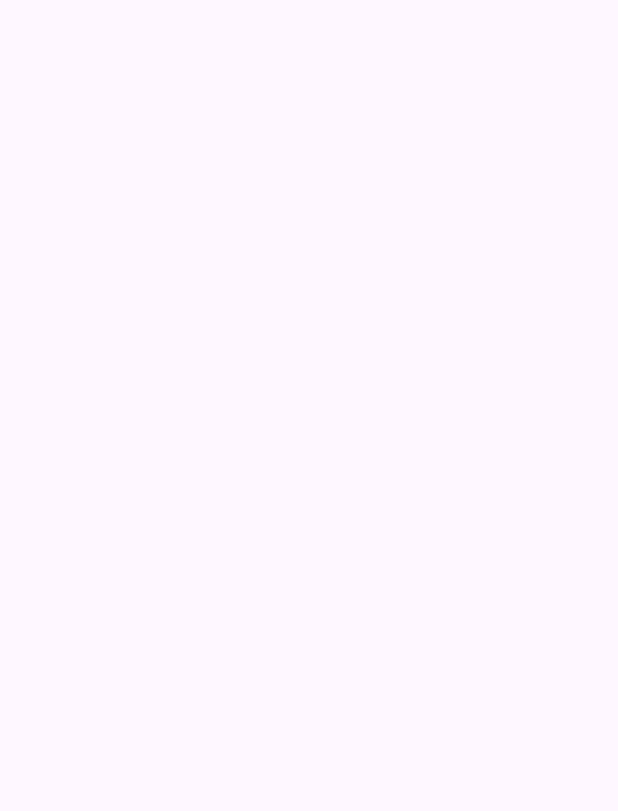
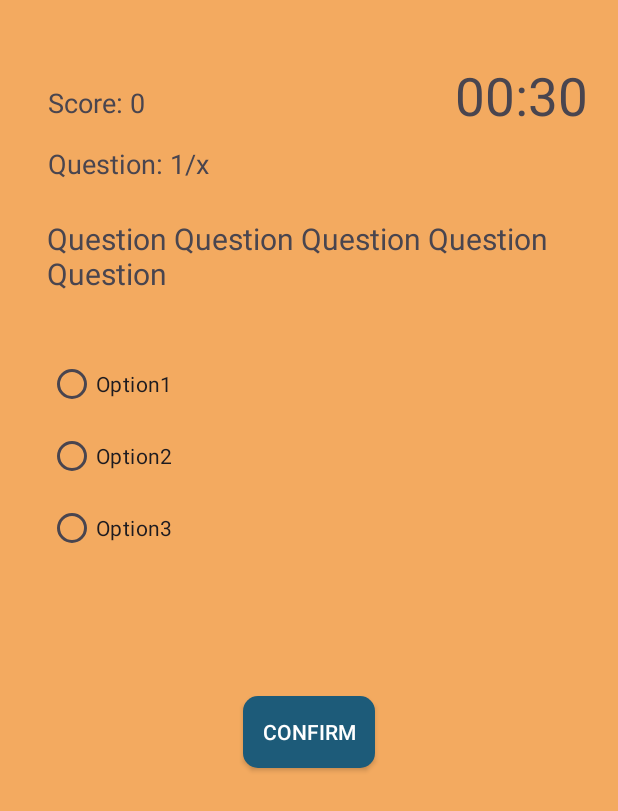
Before and after one commit to PraySSS/Quiz-Java-Android, an Android app: the QuizActivity screen opened directly, with no data from a screen before it, on a phone screen of 412 x 824 dp. Before the commit the part shown is empty. Shown: the top 811 px of the screen. Run offline under Robolectric (Android 15) with nearby library versions, the phone set to English and light mode, and no system bars.

```diff
--- a/app/src/main/res/layout/activity_quiz.xml
+++ b/app/src/main/res/layout/activity_quiz.xml
@@ -4,6 +4,98 @@
     xmlns:tools="http://schemas.android.com/tools"
     android:layout_width="match_parent"
     android:layout_height="match_parent"
+    android:background="@color/colorBackground"
+    android:padding="16dp"
     tools:context=".QuizActivity">
 
+    <TextView
+        android:id="@+id/txt_score"
+        android:layout_width="wrap_content"
+        android:layout_height="wrap_content"
+        android:layout_marginStart="16dp"
+        android:layout_marginTop="40dp"
+        android:text="Score: 0"
+        android:textSize="18sp"
+        app:layout_constraintStart_toStartOf="parent"
+        app:layout_constraintTop_toTopOf="parent" />
+
+    <TextView
+        android:id="@+id/txt_view_quiz_count"
+        android:layout_width="wrap_content"
+        android:layout_height="wrap_content"
+        android:layout_marginTop="16dp"
+        android:text="Question: 1/x"
+        android:textSize="18sp"
+        app:layout_constraintStart_toStartOf="@+id/txt_score"
+        app:layout_constraintTop_toBottomOf="@+id/txt_score" />
+
+    <TextView
+        android:id="@+id/txt_countdown"
+        android:layout_width="wrap_content"
+        android:layout_height="wrap_content"
+        android:layout_marginTop="24dp"
+        android:layout_marginEnd="4dp"
+        android:text="00:30"
+        android:textSize="35sp"
+        app:layout_constraintEnd_toEndOf="parent"
+        app:layout_constraintTop_toTopOf="parent" />
+
+    <RadioGroup
+        android:id="@+id/radio_group"
+        android:layout_width="wrap_content"
+        android:layout_height="wrap_content"
+        android:layout_marginStart="16dp"
+        android:layout_marginTop="36dp"
+        app:layout_constraintEnd_toEndOf="parent"
+        app:layout_constraintHorizontal_bias="0.0"
+        app:layout_constraintStart_toStartOf="parent"
+        app:layout_constraintTop_toBottomOf="@+id/txt_question">
+
+        <RadioButton
+            android:id="@+id/radio_btn1"
+            android:layout_width="match_parent"
+            android:layout_height="wrap_content"
+            android:text="Option1" />
+
+        <RadioButton
+            android:id="@+id/radio_btn2"
+            android:layout_width="match_parent"
+            android:layout_height="wrap_content"
+            android:text="Option2" />
+
+        <RadioButton
+            android:id="@+id/radio_btn3"
+            android:layout_width="match_parent"
+            android:layout_height="wrap_content"
+            android:minHeight="48dp"
+            android:text="Option3" />
+    </RadioGroup>
+
+    <TextView
+        android:id="@+id/txt_question"
+        android:layout_width="350dp"
+        android:layout_height="wrap_content"
+        android:layout_marginStart="16dp"
+        android:layout_marginTop="24dp"
+        android:layout_marginEnd="16dp"
+        android:text="Question Question Question Question Question"
+        android:textSize="20sp"
+        app:layout_constraintEnd_toEndOf="parent"
+        app:layout_constraintHorizontal_bias="0.507"
+        app:layout_constraintStart_toStartOf="parent"
+        app:layout_constraintTop_toBottomOf="@+id/txt_view_quiz_count" />
+
+    <androidx.appcompat.widget.AppCompatButton
+        android:id="@+id/btn_confirm"
+        android:layout_width="wrap_content"
+        android:layout_height="wrap_content"
+        android:layout_marginTop="88dp"
+        android:background="@drawable/primary_btn"
+        android:text="CONFIRM"
+        android:textColor="@color/white"
+        app:layout_constraintEnd_toEndOf="parent"
+        app:layout_constraintStart_toStartOf="parent"
+        app:layout_constraintTop_toBottomOf="@+id/radio_group" />
+
+
 </androidx.constraintlayout.widget.ConstraintLayout>
--- a/app/src/main/res/values/colors.xml
+++ b/app/src/main/res/values/colors.xml
@@ -3,7 +3,7 @@
     <color name="black">#FF000000</color>
     <color name="white">#FFFFFFFF</color>
     <color name="colorPrimary">#1D5B79</color>
-    <color name="colorPrimaryDark">#468B97</color>
+    <color name="colorSecondPrimary">#468B97</color>
     <color name="colorAccent">#EF6262</color>
 
     <color name="colorBackground">#F3AA60</color>
--- a/app/src/main/res/values/themes.xml
+++ b/app/src/main/res/values/themes.xml
@@ -2,7 +2,7 @@
     <!-- Base application theme. -->
     <style name="Base.Theme.SQLiteQuiz" parent="Theme.Material3.DayNight.NoActionBar">
         <!-- Customize your light theme here. -->
-        <!-- <item name="colorPrimary">@color/my_light_primary</item> -->
+         <item name="colorPrimary">@color/colorBackground</item>
     </style>
 
     <style name="Theme.SQLiteQuiz" parent="Base.Theme.SQLiteQuiz" />
```
Also changed, not shown: app/src/main/java/com/example/sqlitequiz/DBHelper.java (added, +67 -0 lines), app/src/main/java/com/example/sqlitequiz/MainActivity.java (+20 -0 lines), app/src/main/java/com/example/sqlitequiz/QuestionModel.java (added, +58 -0 lines), app/src/main/java/com/example/sqlitequiz/QuizContract.java (added, +18 -0 lines), app/src/main/res/drawable/accend_btn.xml (added, +10 -0 lines), app/src/main/res/drawable/second_primary_btn.xml (added, +10 -0 lines), app/src/main/res/layout/activity_main.xml (+17 -6 lines).
